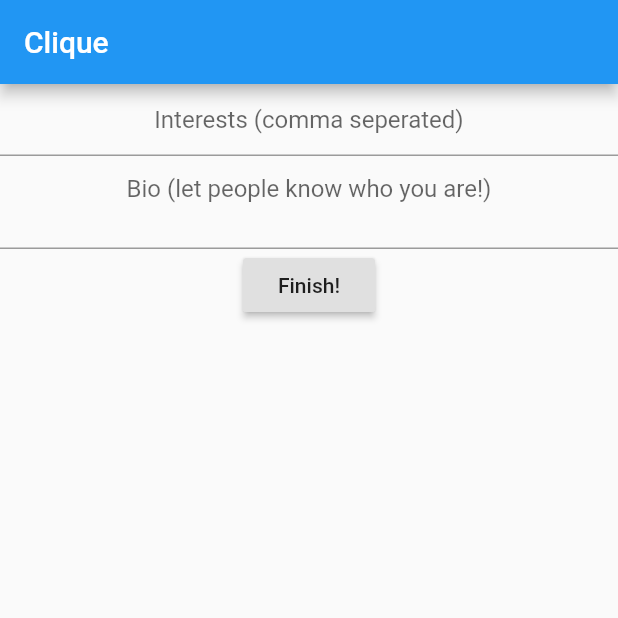
After one commit to ben-rampel/Clique-App, a Flutter app: the screen it shows after launch, after a tap on "Next", after a tap on "Finish!", on a phone screen of 412 x 824 dp, the top half of it. The commit adds this screen. Run offline on Flutter 3.47's test engine with Material 2 defaults, Android fonts, the phone set to English and light mode, and no system bars; our stand-ins replace flutter_secure_storage, geolocator; missing offline and left inert: frideos_core.

Commit message:
Added skeleton GUI

```diff
--- /dev/null
+++ b/lib/APIWrapper.dart
@@ -0,0 +1,48 @@
+import 'dart:async';
+
+import 'package:flutter/cupertino.dart';
+
+import 'main.dart';
+
+int test = 0;
+
+
+class User {
+  final String username;
+  final String firstName;
+  final String lastName;
+  final String password;
+  final List<String> interests;
+  final String bio;
+
+  User({this.username, this.firstName, this.lastName, this.password, this.interests, this.bio});
+}
+
+class Group {
+  final List<double> location;
+  final String name;
+  final String description;
+  final User creator;
+
+  Group({this.location, this.name, this.description, this.creator});
+}
+
+
+Future<List<String>> attemptAddUser(userObject) async {
+
+}
+
+Future<List<Group>> getGroups(double lat, double long) async {
+  print("I'm being called!");
+  if (test == 1) {
+    Group test = Group(location: [1, 2], name:"test", description: "test", creator: null);
+    return [test];
+  }
+  test += 1;
+  return null;
+
+}
+
+Future<String> attemptCreateGroup(groupObject) async {
+
+}
--- a/lib/main.dart
+++ b/lib/main.dart
@@ -1,6 +1,12 @@
+import 'package:clique/mainMenu.dart';
+import 'package:clique/registerScreens.dart';
 import 'package:flutter/material.dart';
+import 'package:flutter_secure_storage/flutter_secure_storage.dart';
 
 void main() => runApp(Clique());
+
+final storage = FlutterSecureStorage();
+
 
 class Clique extends StatelessWidget {
   // This widget is the root of your application.
@@ -11,7 +17,7 @@ class Clique extends StatelessWidget {
       theme: ThemeData(
         primarySwatch: Colors.blue,
       ),
-      home: CliqueHomePage(title: 'Flutter Demo Home Page'),
+      home: CliqueRegisterScreen(),
     );
   }
 }
--- /dev/null
+++ b/lib/registerScreens.dart
@@ -0,0 +1,169 @@
+import 'package:flutter/cupertino.dart';
+import 'package:flutter/material.dart';
+import 'package:frideos_core/frideos_core.dart';
+
+import 'APIWrapper.dart';
+import 'main.dart';
+import 'mainMenu.dart';
+
+class CliqueRegisterScreen extends StatefulWidget {
+  State<StatefulWidget> createState() {
+    return _CliqueRegisterScreenState();
+  }
+}
+
+class _CliqueRegisterScreenState extends State<CliqueRegisterScreen> {
+  String username;
+  String password;
+  String email;
+  String phone;
+
+  Widget build(BuildContext context) {
+    return Scaffold(
+        appBar: AppBar(
+          title: Text("Clique"),
+        ),
+        body: Column(
+          children: <Widget>[
+            Form(
+              child: Column(
+                children: <Widget>[
+                  TextFormField(
+                    decoration: InputDecoration(hintText: "Username"),
+                    textAlign: TextAlign.center,
+                    validator: (String input) {
+                      username = input;
+                      return null;
+                    },
+                  ),
+                  TextFormField(
+                    decoration: InputDecoration(hintText: "Password"),
+                    obscureText: true,
+                    textAlign: TextAlign.center,
+                    validator: (String input) {
+                      password = input;
+                      return null;
+                    },
+                  ),
+                  TextFormField(
+                    decoration: InputDecoration(hintText: "Phone Number"),
+                    obscureText: true,
+                    textAlign: TextAlign.center,
+                    validator: (String input) {
+                      phone = input;
+                      return null;
+                    },
+                  ),
+                  TextFormField(
+                    decoration: InputDecoration(hintText: "Email"),
+                    textAlign: TextAlign.center,
+                    validator: (String input) {
+                      email = input;
+                      return null;
+                    },
+                  ),
+                  RaisedButton(
+                      onPressed: () {
+                        Navigator.pushReplacement(
+                            context,
+                            MaterialPageRoute(
+                                builder: (context) => UserInformationScreen(
+                                      username: username,
+                                      password: password,
+                                      email: email,
+                                    )));
+                      },
+                      child: Container(
+                        child: Row(
+                          mainAxisAlignment: MainAxisAlignment.center,
+                          children: <Widget>[Text("Next"), Icon(Icons.arrow_right)],
+                        ),
+                      ))
+                ],
+              ),
+            )
+          ],
+        ));
+  }
+}
+
+class UserInformationScreen extends StatefulWidget {
+  final String username;
+  final String password;
+  final String email;
+
+  const UserInformationScreen({Key key, this.username, this.password, this.email}) : super(key: key);
+
+  @override
+  State<StatefulWidget> createState() {
+    return _UserInformationScreenState();
+  }
+}
+
+
+class _UserInformationScreenState extends State<UserInformationScreen> {
+  List<String> interests;
+  String bio;
+
+  @override
+  Widget build(BuildContext context) {
+    return Scaffold(
+        appBar: AppBar(
+          title: Text("Clique"),
+        ),
+        body: Column(
+          children: <Widget>[
+            Form(
+              child: Column(
+                children: <Widget>[
+                  TextFormField(
+                    decoration: InputDecoration(
+                      hintText: "Interests (comma seperated)",
+                    ),
+                    validator: (String newValue) {
+                      interests = newValue.split(",");
+                      return null;
+                    },
+                    textAlign: TextAlign.center,
+                  ),
+                  TextFormField(
+                    maxLines: 2,
+                    keyboardType: TextInputType.multiline,
+                    decoration: InputDecoration(
+                      hintText: "Bio (let people know who you are!)",
+                    ),
+                    validator: (String newValue) {
+                      interests = newValue.split(",");
+                      return null;
+                    },
+                    textAlign: TextAlign.center,
+                  ),
+                  RaisedButton(
+                    child: Text("Finish!"),
+                    onPressed: () async {
+                      User currentUserData = User(
+                        username: widget.username,
+                        password: widget.password,
+                        firstName: "",
+                        lastName: "",
+                        bio: bio,
+                        interests: interests,
+                      );
+                      List<String> responseData = await attemptAddUser(currentUserData);
+                      if (responseData[0] == null) {
+                        print(responseData[1]);
+                      }
+                      else {
+                        storage.write(key: "APIToken", value: responseData[0]);
+                        Navigator.pushReplacement(context, MaterialPageRoute(builder: (context) => CliqueMainMenu()));
+                      }
+                    },
+                  )
+                ],
+              ),
+            )
+          ],
+        )
+    );
+  }
+}
--- a/pubspec.yaml
+++ b/pubspec.yaml
@@ -17,8 +17,12 @@ environment:
   sdk: ">=2.1.0 <3.0.0"
 
 dependencies:
+  frideos: ^0.7.0+1
+  geolocator: ^5.1.4+1
+  flutter_secure_storage: ^3.3.1+1
   flutter:
     sdk: flutter
+
 
   # The following adds the Cupertino Icons font to your application.
   # Use with the CupertinoIcons class for iOS style icons.
```
Also changed, not shown: lib/mainMenu.dart (added, +118 -0 lines), pubspec.lock, 1 other file.
